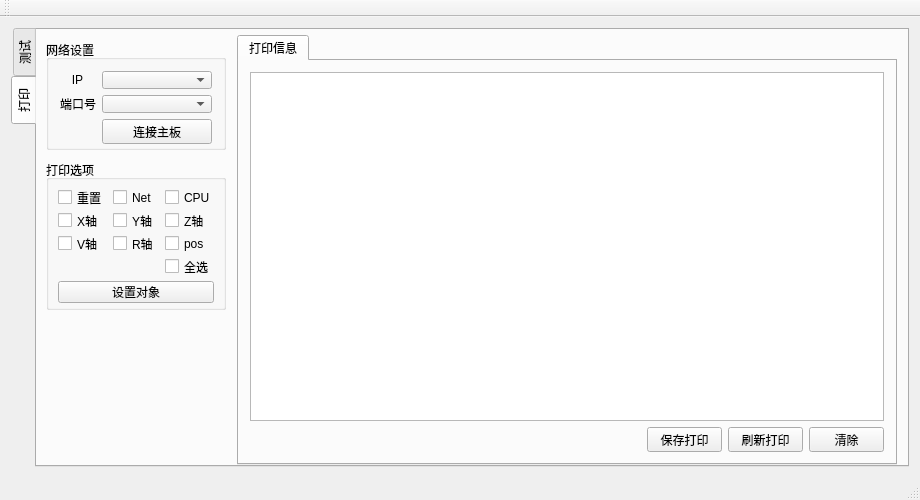
Above: mainwindow.ui from KingChenFY/ZW_JXB_TEST_Tool before the change. Below: the same form after it.
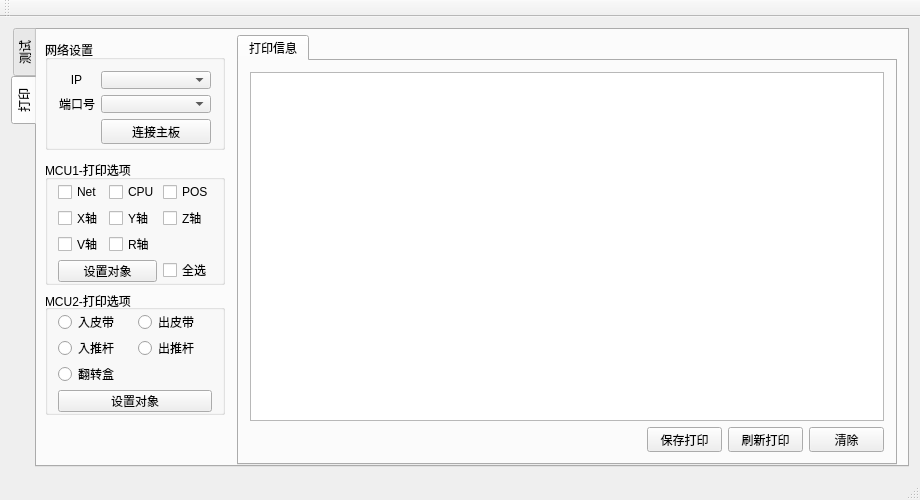
That is the form after the change. Icons and pictures are not drawn.

The edit to the form file:
```diff
--- a/mainwindow.ui
+++ b/mainwindow.ui
@@ -210,114 +210,158 @@
        <widget class="QGroupBox" name="gridGroupBox">
         <property name="geometry">
          <rect>
-          <x>9</x>
+          <x>8</x>
           <y>130</y>
           <width>180</width>
-          <height>150</height>
+          <height>125</height>
          </rect>
         </property>
         <property name="title">
-         <string>打印选项</string>
+         <string>MCU1-打印选项</string>
         </property>
         <layout class="QGridLayout" name="gridLayout_8">
+         <property name="sizeConstraint">
+          <enum>QLayout::SetNoConstraint</enum>
+         </property>
          <property name="leftMargin">
-          <number>9</number>
+          <number>10</number>
          </property>
          <property name="topMargin">
-          <number>9</number>
+          <number>2</number>
          </property>
          <property name="rightMargin">
-          <number>9</number>
+          <number>10</number>
          </property>
          <property name="bottomMargin">
-          <number>9</number>
+          <number>2</number>
          </property>
-         <item row="7" column="0" colspan="3">
-          <widget class="QPushButton" name="btn_pOpen">
-           <property name="minimumSize">
-            <size>
-             <width>0</width>
-             <height>22</height>
-            </size>
+         <item row="4" column="0">
+          <widget class="QCheckBox" name="cb_x">
+           <property name="sizePolicy">
+            <sizepolicy hsizetype="Fixed" vsizetype="Fixed">
+             <horstretch>0</horstretch>
+             <verstretch>0</verstretch>
+            </sizepolicy>
            </property>
            <property name="text">
-            <string>设置对象</string>
+            <string>X轴</string>
+           </property>
+          </widget>
+         </item>
+         <item row="4" column="2">
+          <widget class="QCheckBox" name="cb_z">
+           <property name="sizePolicy">
+            <sizepolicy hsizetype="Fixed" vsizetype="Fixed">
+             <horstretch>0</horstretch>
+             <verstretch>0</verstretch>
+            </sizepolicy>
+           </property>
+           <property name="text">
+            <string>Z轴</string>
            </property>
           </widget>
          </item>
          <item row="4" column="1">
           <widget class="QCheckBox" name="cb_y">
+           <property name="sizePolicy">
+            <sizepolicy hsizetype="Fixed" vsizetype="Fixed">
+             <horstretch>0</horstretch>
+             <verstretch>0</verstretch>
+            </sizepolicy>
+           </property>
            <property name="text">
             <string>Y轴</string>
            </property>
           </widget>
          </item>
+         <item row="7" column="0" colspan="2">
+          <widget class="QPushButton" name="btn_pOpen">
+           <property name="minimumSize">
+            <size>
+             <width>0</width>
+             <height>22</height>
+            </size>
+           </property>
+           <property name="text">
+            <string>设置对象</string>
+           </property>
+          </widget>
+         </item>
+         <item row="1" column="0">
+          <widget class="QCheckBox" name="cb_net">
+           <property name="sizePolicy">
+            <sizepolicy hsizetype="Fixed" vsizetype="Fixed">
+             <horstretch>0</horstretch>
+             <verstretch>0</verstretch>
+            </sizepolicy>
+           </property>
+           <property name="minimumSize">
+            <size>
+             <width>15</width>
+             <height>0</height>
+            </size>
+           </property>
+           <property name="text">
+            <string>Net</string>
+           </property>
+          </widget>
+         </item>
+         <item row="1" column="1">
+          <widget class="QCheckBox" name="cb_cpu">
+           <property name="sizePolicy">
+            <sizepolicy hsizetype="Fixed" vsizetype="Fixed">
+             <horstretch>0</horstretch>
+             <verstretch>0</verstretch>
+            </sizepolicy>
+           </property>
+           <property name="text">
+            <string>CPU</string>
+           </property>
+          </widget>
+         </item>
          <item row="5" column="1">
           <widget class="QCheckBox" name="cb_r">
+           <property name="sizePolicy">
+            <sizepolicy hsizetype="Fixed" vsizetype="Fixed">
+             <horstretch>0</horstretch>
+             <verstretch>0</verstretch>
+            </sizepolicy>
+           </property>
            <property name="text">
             <string>R轴</string>
            </property>
           </widget>
          </item>
-         <item row="1" column="0">
-          <widget class="QCheckBox" name="cb_list">
-           <property name="text">
-            <string>重置</string>
-           </property>
-          </widget>
-         </item>
-         <item row="1" column="2">
-          <widget class="QCheckBox" name="cb_cpu">
-           <property name="text">
-            <string>CPU</string>
-           </property>
-          </widget>
-         </item>
-         <item row="4" column="2">
-          <widget class="QCheckBox" name="cb_z">
-           <property name="text">
-            <string>Z轴</string>
-           </property>
-          </widget>
-         </item>
          <item row="5" column="0">
           <widget class="QCheckBox" name="cb_v">
+           <property name="sizePolicy">
+            <sizepolicy hsizetype="Fixed" vsizetype="Fixed">
+             <horstretch>0</horstretch>
+             <verstretch>0</verstretch>
+            </sizepolicy>
+           </property>
            <property name="text">
             <string>V轴</string>
            </property>
           </widget>
          </item>
-         <item row="4" column="0">
-          <widget class="QCheckBox" name="cb_x">
-           <property name="text">
-            <string>X轴</string>
-           </property>
-          </widget>
-         </item>
-         <item row="1" column="1">
-          <widget class="QCheckBox" name="cb_net">
-           <property name="minimumSize">
-            <size>
-             <width>15</width>
-             <height>0</height>
-            </size>
-           </property>
-           <property name="text">
-            <string>Net</string>
-           </property>
-          </widget>
-         </item>
-         <item row="6" column="2">
-          <widget class="QCheckBox" name="cb_all">
-           <property name="text">
-            <string>全选</string>
-           </property>
-          </widget>
-         </item>
-         <item row="5" column="2">
+         <item row="1" column="2">
           <widget class="QCheckBox" name="cb_p">
+           <property name="sizePolicy">
+            <sizepolicy hsizetype="Fixed" vsizetype="Fixed">
+             <horstretch>0</horstretch>
+             <verstretch>0</verstretch>
+            </sizepolicy>
+           </property>
            <property name="text">
-            <string>pos</string>
+            <string>POS</string>
+           </property>
+          </widget>
+         </item>
+         <item row="7" column="2">
+          <widget class="QCheckBox" name="cb_AllSel">
+           <property name="text">
+            <string>全选</string>
            </property>
           </widget>
          </item>
@@ -326,7 +370,7 @@
        <widget class="QGroupBox" name="groupBox_2">
         <property name="geometry">
          <rect>
-          <x>9</x>
+          <x>8</x>
           <y>10</y>
           <width>180</width>
           <height>110</height>
@@ -485,6 +529,91 @@
          </layout>
         </widget>
        </widget>
+       <widget class="QGroupBox" name="gridGroupBox">
+        <property name="geometry">
+         <rect>
+          <x>8</x>
+          <y>260</y>
+          <width>180</width>
+          <height>125</height>
+         </rect>
+        </property>
+        <property name="layoutDirection">
+         <enum>Qt::LeftToRight</enum>
+        </property>
+        <property name="title">
+         <string>MCU2-打印选项</string>
+        </property>
+        <property name="alignment">
+         <set>Qt::AlignLeading|Qt::AlignLeft|Qt::AlignVCenter</set>
+        </property>
+        <layout class="QGridLayout" name="gridLayout_7">
+         <property name="leftMargin">
+          <number>10</number>
+         </property>
+         <property name="topMargin">
+          <number>2</number>
+         </property>
+         <property name="rightMargin">
+          <number>10</number>
+         </property>
+         <property name="bottomMargin">
+          <number>2</number>
+         </property>
+         <item row="1" column="0">
+          <widget class="QRadioButton" name="rb_PI">
+           <property name="text">
+            <string>入推杆</string>
+           </property>
+          </widget>
+         </item>
+         <item row="3" column="0" colspan="2">
+          <widget class="QPushButton" name="btn_pOpen_2">
+           <property name="minimumSize">
+            <size>
+             <width>0</width>
+             <height>22</height>
+            </size>
+           </property>
+           <property name="text">
+            <string>设置对象</string>
+           </property>
+          </widget>
+         </item>
+         <item row="0" column="0">
+          <widget class="QRadioButton" name="rb_BI">
+           <property name="text">
+            <string>入皮带</string>
+           </property>
+          </widget>
+         </item>
+         <item row="0" column="1">
+          <widget class="QRadioButton" name="rb_BO">
+           <property name="text">
+            <string>出皮带</string>
+           </property>
+          </widget>
+         </item>
+         <item row="1" column="1">
+          <widget class="QRadioButton" name="rb_PO">
+           <property name="text">
+            <string>出推杆</string>
+           </property>
+          </widget>
+         </item>
+         <item row="2" column="0">
+          <widget class="QRadioButton" name="rb_HR">
+           <property name="text">
+            <string>翻转盒</string>
+           </property>
+          </widget>
+         </item>
+        </layout>
+       </widget>
+       <zorder>groupBox_2</zorder>
+       <zorder>tabWidget_Print</zorder>
+       <zorder>gridGroupBox</zorder>
+       <zorder>gridGroupBox</zorder>
       </widget>
      </widget>
     </item>
```
